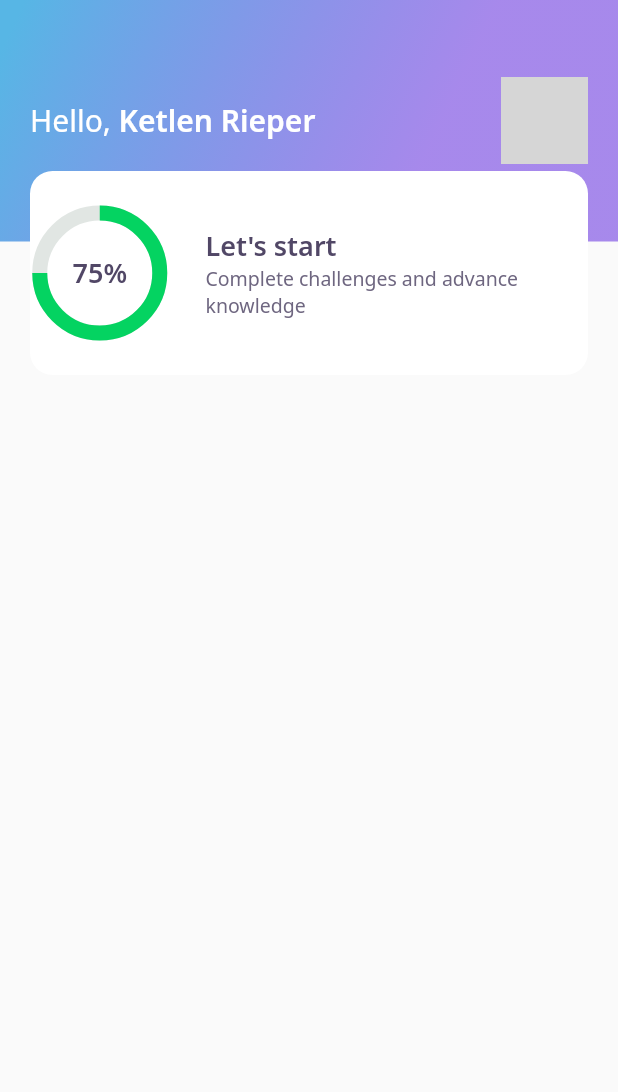
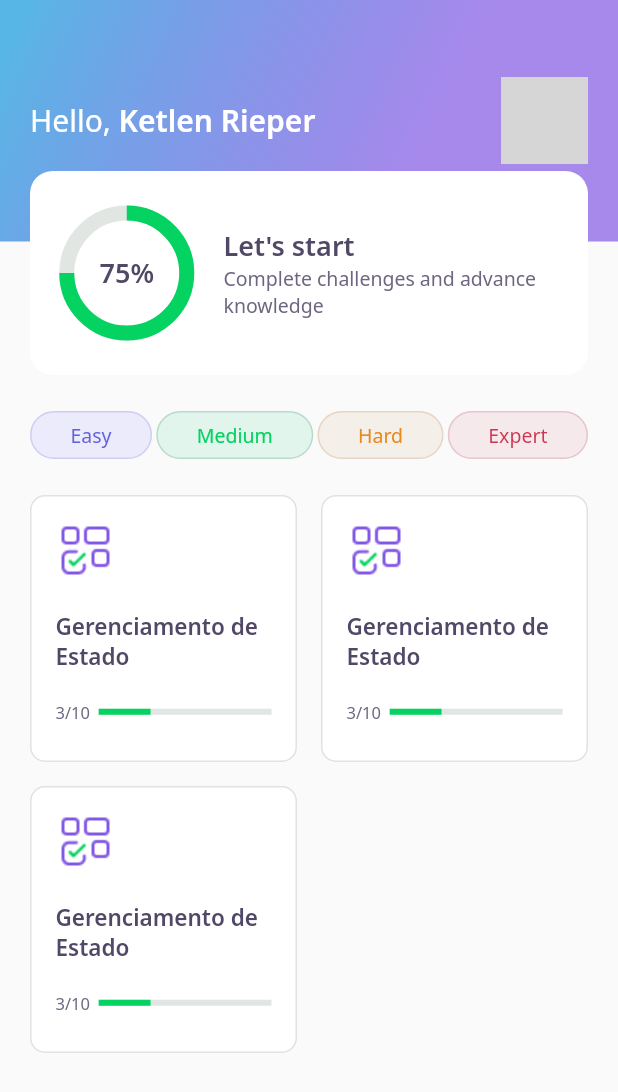
Before and after one commit to KetlenCamille/dev_quiz, a Flutter app: the HomePage screen opened directly, on a phone screen of 412 x 824 dp. Shown: the top 1092 px of the screen. Run offline on Flutter 3.47's test engine with Material 2 defaults, Android fonts, the phone set to English and light mode, and no system bars; our stand-ins replace google_fonts; network calls fail; grey boxes are pictures that could not be loaded.

Commit message:
Day 02 - Creating QuizCard

```diff
--- a/lib/core/app_widget.dart
+++ b/lib/core/app_widget.dart
@@ -1,5 +1,5 @@
 import 'package:dev_quiz/home/home_page.dart';
-import 'package:dev_quiz/splash/splash_page.dart';
+//import 'package:dev_quiz/splash/splash_page.dart';
 import 'package:flutter/material.dart';
 
 class AppWidget extends StatelessWidget {
--- a/lib/home/home_page.dart
+++ b/lib/home/home_page.dart
@@ -1,4 +1,6 @@
 import 'package:dev_quiz/home/widgets/appbar/app_bar_widget.dart';
+import 'package:dev_quiz/home/widgets/level_button/level_button_widget.dart';
+import 'package:dev_quiz/home/widgets/quiz_card/quiz_card_widget.dart';
 import 'package:flutter/material.dart';
 
 class HomePage extends StatefulWidget {
@@ -11,7 +13,41 @@ class _HomePageState extends State<HomePage> {
   @override
   Widget build(BuildContext context) {
     return Scaffold(
-      appBar: AppBarWidget()
+      appBar: AppBarWidget(),
+      body: Padding(
+        padding: const EdgeInsets.symmetric(horizontal: 20),
+        child: Column(
+          children: [
+            SizedBox(
+              height: 24
+            ),
+            Row(
+              mainAxisAlignment: MainAxisAlignment.spaceBetween,
+              children: [
+                LevelButtonWidget(label: "Easy"),
+                LevelButtonWidget(label: "Medium"),
+                LevelButtonWidget(label: "Hard"),
+                LevelButtonWidget(label: "Expert")
+              ],
+            ),
+            SizedBox(
+              height: 24
+            ),
+            Expanded(
+              child: GridView.count(
+                crossAxisSpacing: 16,
+                mainAxisSpacing: 16,
+                crossAxisCount: 2,
+                children: [
+                  QuizCardWidget(),
+                  QuizCardWidget(),
+                  QuizCardWidget(),
+                ],
+              ),
+            )
+          ],
+        ),
+      )
     );
   }
 }
--- /dev/null
+++ b/lib/home/widgets/level_button/level_button_widget.dart
@@ -0,0 +1,59 @@
+import 'package:dev_quiz/core/app_colors.dart';
+import 'package:flutter/material.dart';
+import 'package:google_fonts/google_fonts.dart';
+
+class LevelButtonWidget extends StatelessWidget {
+  final String label;
+  LevelButtonWidget ({
+    Key ? key,
+    required this.label
+  }) : assert(["Easy", "Medium", "Hard", "Expert"].contains(label)), super(key : key);
+
+  final config = {
+    "Easy": {
+      "color": AppColors.levelButtonFacil,
+      "borderColor": AppColors.levelButtonBorderFacil,
+      "fontColor": AppColors.levelButtonTextFacil
+    },
+    "Medium": {
+      "color": AppColors.levelButtonMedio,
+      "borderColor": AppColors.levelButtonBorderMedio,
+      "fontColor": AppColors.levelButtonTextMedio
+    },
+    "Hard": {
+      "color": AppColors.levelButtonDificil,
+      "borderColor": AppColors.levelButtonBorderDificil,
+      "fontColor": AppColors.levelButtonTextDificil
+    },
+    "Expert": {
+      "color": AppColors.levelButtonPerito,
+      "borderColor": AppColors.levelButtonBorderPerito,
+      "fontColor": AppColors.levelButtonTextPerito
+    }
+  };
+
+  Color get color => config[label]!['color']!;
+  Color get borderColor => config[label]!['borderColor']!;
+  Color get fontColor => config[label]!['fontColor']!;
+
+  @override
+  Widget build(BuildContext context) {
+    return Container(
+      decoration: BoxDecoration(
+        color: color,
+        border: Border.fromBorderSide(BorderSide(color: borderColor)),
+        borderRadius: BorderRadius.circular(28),
+      ),
+      child: Padding(
+        padding: const EdgeInsets.symmetric(horizontal: 26, vertical: 6),
+        child: Text(
+          label,
+          style: GoogleFonts.notoSans(
+            color: fontColor,
+            fontSize: 13,
+          )
+        ),
+      )
+    );
+  }
+}
--- /dev/null
+++ b/lib/home/widgets/quiz_card/quiz_card_widget.dart
@@ -0,0 +1,58 @@
+import 'package:dev_quiz/core/app_colors.dart';
+import 'package:dev_quiz/core/app_images.dart';
+import 'package:dev_quiz/core/app_text_styles.dart';
+import 'package:flutter/material.dart';
+
+class QuizCardWidget extends StatelessWidget {
+  const QuizCardWidget ({Key ? key}) : super(key : key);
+  @override
+  Widget build(BuildContext context) {
+    return Container(
+      padding: EdgeInsets.all(16),
+      decoration: BoxDecoration(
+        border: Border.fromBorderSide(BorderSide(color: AppColors.border)),
+        color: AppColors.white,
+        borderRadius: BorderRadius.circular(10)
+      ),
+      child: Column(
+        crossAxisAlignment: CrossAxisAlignment.start,
+        children: [
+          Container(
+            height: 40,
+            width: 40,
+            child: Image.asset(AppImages.blocks)
+          ),
+          SizedBox(
+            height: 20,
+          ),
+          Text(
+            "Gerenciamento de Estado",
+            style: AppTextStyles.heading15,
+          ),
+          SizedBox(
+            height: 20,
+          ),
+          Row(
+            children: [
+              Expanded(
+                flex: 1,
+                child: Text(
+                  "3/10",
+                  style: AppTextStyles.body11
+                ),
+              ),
+              Expanded(
+                flex: 4,
+                child: LinearProgressIndicator(
+                  value: 0.3,
+                  backgroundColor: AppColors.chartSecondary,
+                  valueColor: AlwaysStoppedAnimation<Color>(AppColors.chartPrimary)
+                ),
+              )
+            ],
+          )
+        ],
+      )
+    );
+  }
+}
--- a/lib/home/widgets/score_card/score_card_widget.dart
+++ b/lib/home/widgets/score_card/score_card_widget.dart
@@ -15,6 +15,8 @@ class ScoreCardWidget extends StatelessWidget {
           color: AppColors.white,
           borderRadius: BorderRadius.circular(15)
         ),
+        child: Padding(
+          padding: const EdgeInsets.symmetric(horizontal: 24),
           child: Row(
             crossAxisAlignment: CrossAxisAlignment.center,
             children: [
@@ -37,6 +39,7 @@ class ScoreCardWidget extends StatelessWidget {
                 ),
               )
             ],
+          ),
         )
       ),
     );
```
Lines whose indentation alone changed are shown as unchanged.
